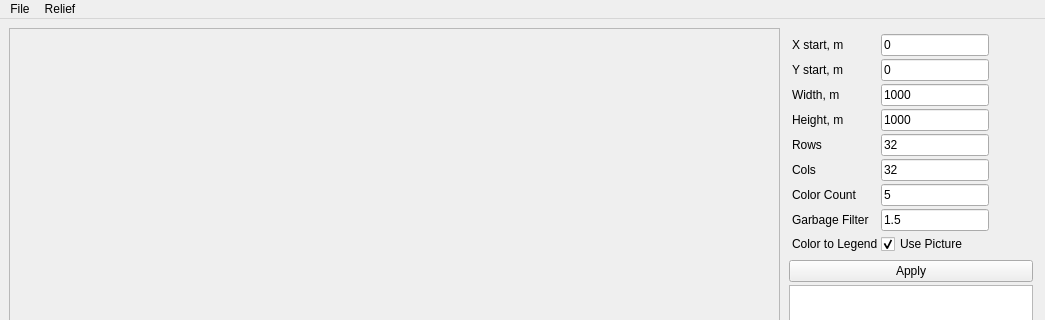
This is FormRelief.ui in znseday/snnoro as Qt 5 draws it before an edit; both pictures show x 0 to 1045 and y 0 to 320 of the 1045 by 668 pixel window. The edited form follows.
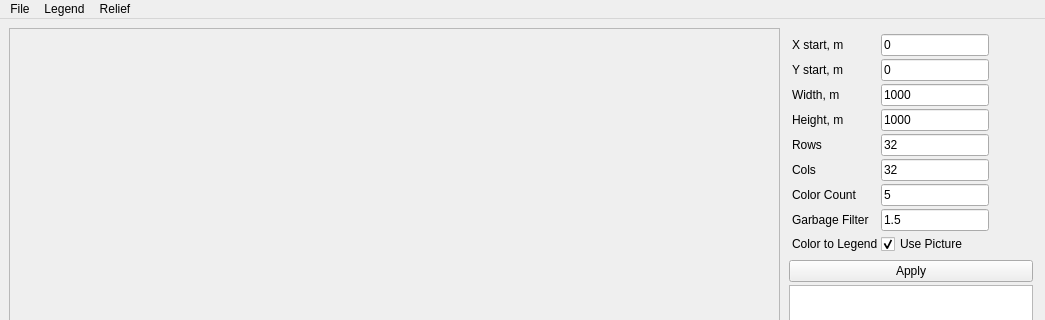
This is the edited form.

Commit message: Legend Undo - WIP. Before Relief undo

Patch:
```diff
--- a/FormRelief.ui
+++ b/FormRelief.ui
@@ -352,8 +352,18 @@
     <addaction name="actionRelief_Calc_Discrete_Img"/>
     <addaction name="separator"/>
     <addaction name="actionRelief_Calc_Relief_And_Save_As"/>
+    <addaction name="actionRelief_Undo"/>
+    <addaction name="actionRelief_Redo"/>
+   </widget>
+   <widget class="QMenu" name="menuLegend">
+    <property name="title">
+     <string>Legend</string>
+    </property>
+    <addaction name="actionLegend_Undo"/>
+    <addaction name="actionLegend_Redo"/>
    </widget>
    <addaction name="menuFile"/>
+   <addaction name="menuLegend"/>
    <addaction name="menuRelief"/>
   </widget>
   <widget class="QStatusBar" name="statusbar"/>
```
Left out of the diff: 46 changed lines with no effect on the pictures. The commit also changes 3 other files.
